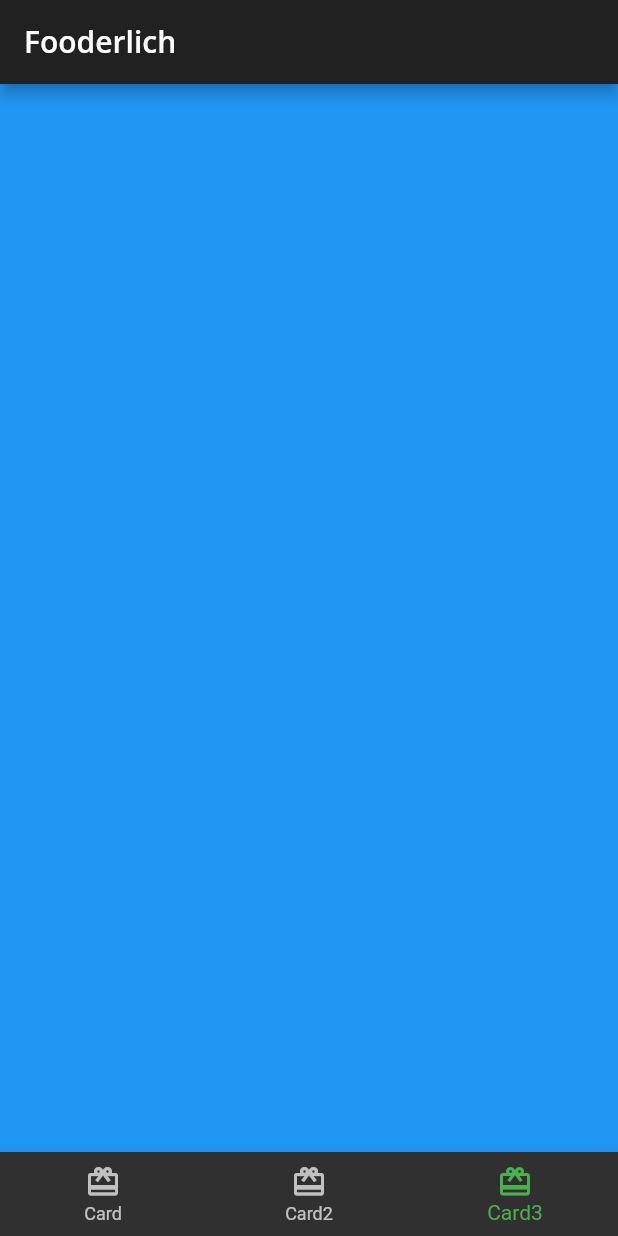
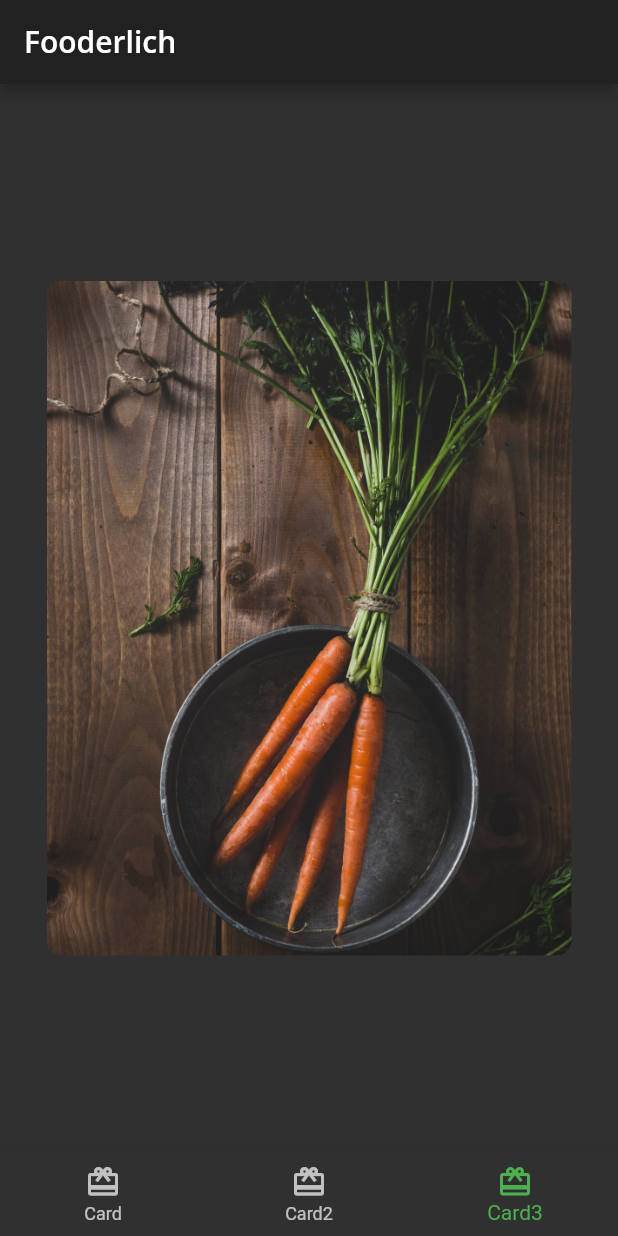
Before and after one commit to agentblythe/rw_fooderlich, a Flutter app: the screen it shows after launch, item 3 of the bottom bar chosen, on a phone screen of 412 x 824 dp. Run offline on Flutter 3.47's test engine with Material 2 defaults, Android fonts, the phone set to English and light mode, and no system bars; our stand-ins replace google_fonts.

Commit message:
Added basic Card3 code

```diff
--- /dev/null
+++ b/lib/card3.dart
@@ -0,0 +1,33 @@
+import 'package:flutter/material.dart';
+
+class Card3 extends StatelessWidget {
+  const Card3({Key? key}) : super(key: key);
+
+  @override
+  Widget build(BuildContext context) {
+    return Center(
+      child: Container(
+        constraints: const BoxConstraints.expand(
+          width: 350,
+          height: 450,
+        ),
+        decoration: const BoxDecoration(
+          image: DecorationImage(
+            image: AssetImage('assets/mag2.png'),
+            fit: BoxFit.cover,
+          ),
+          borderRadius: BorderRadius.all(
+            Radius.circular(10.0),
+          ),
+        ),
+        child: Stack(
+          children: const [
+            // TODO 5: add dark overlay BoxDecoration
+            // TODO 6: Add Container, Column, Icon and Text
+            // TODO 7: Add Center widget with Chip widget children
+          ],
+        ),
+      ),
+    );
+  }
+}
--- a/lib/home.dart
+++ b/lib/home.dart
@@ -1,6 +1,7 @@
 import 'package:flutter/material.dart';
 import 'card1.dart';
 import 'card2.dart';
+import 'card3.dart';
 
 class Home extends StatefulWidget {
   const Home({Key? key}) : super(key: key);
@@ -15,7 +16,7 @@
   List<Widget> pages = <Widget>[
     const Card1(),
     const Card2(),
-    Container(color: Colors.blue)
+    const Card3(),
   ];
 
   void _onItemTapped(int index) {
```
